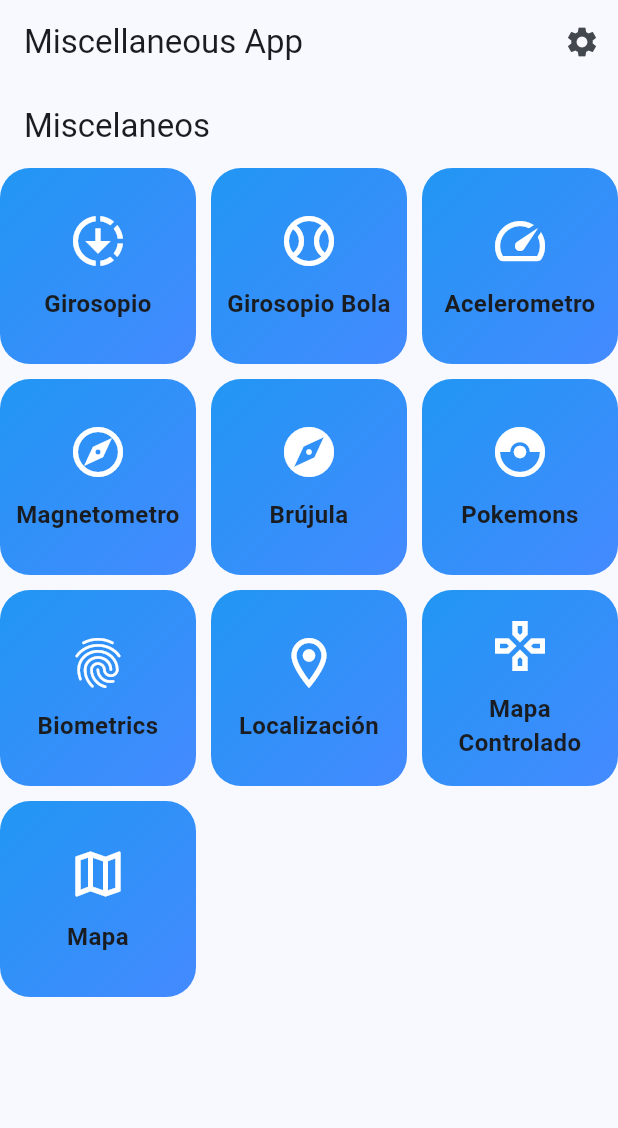
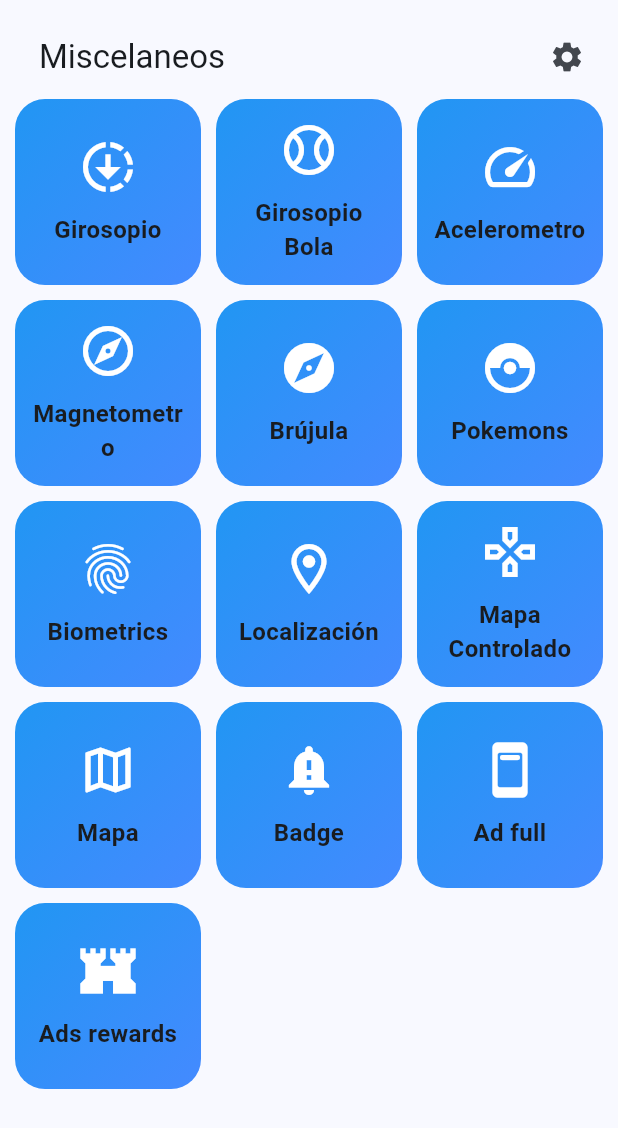
Before and after one commit to danireysan/miscellaneous_app, a Flutter app: the screen it shows after launch, on a phone screen of 412 x 824 dp. Shown: the top 1128 px of the screen. Run offline on Flutter 3.47's test engine with Material 2 defaults, Android fonts, the phone set to English and light mode, and no system bars; our stand-ins replace dio, flutter_compass, flutter_riverpod, geolocator, go_router, google_fonts and 5 more; missing offline and left inert: flutter_app_badger, quick_actions, workmanager.

Commit message:
created badges

```diff
--- a/lib/config/router/app_router.dart
+++ b/lib/config/router/app_router.dart
@@ -1,4 +1,7 @@
 import 'package:go_router/go_router.dart';
+import 'package:miscellaneous_app/presentation/screens/ads/add_fullscreen.dart';
+import 'package:miscellaneous_app/presentation/screens/ads/add_rewarded.dart';
+import 'package:miscellaneous_app/presentation/screens/badge/badge_screen.dart';
 import 'package:miscellaneous_app/presentation/screens/biometrics/biometrics_screen.dart';
 
 import '../../presentation/screens/pokemon/pokemon_screen.dart';
@@ -65,6 +68,18 @@ final router = GoRouter(
     GoRoute(
       path: ControlledMapScreen.routeName,
       builder: (context, state) => const ControlledMapScreen(),
+    ),
+    GoRoute(
+      path: BadgeScreen.routeName,
+      builder: (context, state) => const BadgeScreen(),
+    ),
+    GoRoute(
+      path: AdsFullScreen.routeName,
+      builder: (context, state) => const AdsFullScreen(),
+    ),
+    GoRoute(
+      path: AdsRewarded.routeName,
+      builder: (context, state) => const AdsRewarded(),
     )
   ],
 );
--- /dev/null
+++ b/lib/presentation/providers/badge/badge_provider.dart
@@ -0,0 +1,5 @@
+import 'package:flutter_riverpod/flutter_riverpod.dart';
+
+final badgeProvider = StateProvider<int>((ref) {
+  return 0;
+});
--- a/lib/presentation/screens/home/home_screen.dart
+++ b/lib/presentation/screens/home/home_screen.dart
@@ -10,8 +10,15 @@ class HomeScreen extends StatelessWidget {
   @override
   Widget build(BuildContext context) {
     return Scaffold(
-      appBar: AppBar(
-        title: const Text('Miscellaneous App'),
+      body: Column(
+        children: [
+          Expanded(
+            child: Padding(
+              padding: const EdgeInsets.all(10.0),
+              child: CustomScrollView(
+                slivers: [
+                  SliverAppBar(
+                    title: const Text('Miscelaneos'),
                     actions: [
                       IconButton(
                         onPressed: () {
@@ -21,12 +28,11 @@ class HomeScreen extends StatelessWidget {
                       ),
                     ],
                   ),
-      body: const CustomScrollView(
-        slivers: [
-          SliverAppBar(
-            title: Text('Miscelaneos'),
+                  const MainMenu(),
+                ],
               ),
-          MainMenu(),
+            ),
+          ),
         ],
       ),
     );
--- a/lib/widgets/shared/menu_main.dart
+++ b/lib/widgets/shared/menu_main.dart
@@ -1,7 +1,10 @@
 import 'package:flutter/material.dart';
 import 'package:go_router/go_router.dart';
 import 'package:miscellaneous_app/presentation/screens.dart';
+import 'package:miscellaneous_app/presentation/screens/ads/add_rewarded.dart';
 
+import '../../presentation/screens/ads/add_fullscreen.dart';
+import '../../presentation/screens/badge/badge_screen.dart';
 import '../../presentation/screens/biometrics/biometrics_screen.dart';
 import '../../presentation/screens/pokemon/pokemons_screen.dart';
 
@@ -68,6 +71,21 @@ const List<MenuItem> items = [
     icon: Icons.map_outlined,
     route: MapScreen.routeName,
   ),
+  MenuItem(
+    title: 'Badge',
+    icon: Icons.notification_important,
+    route: BadgeScreen.routeName,
+  ),
+  MenuItem(
+    title: 'Ad full',
+    icon: Icons.ad_units_rounded,
+    route: AdsFullScreen.routeName,
+  ),
+  MenuItem(
+    title: 'Ads rewards',
+    icon: Icons.fort_sharp,
+    route: AdsRewarded.routeName,
+  )
 ];
 
 class MainMenu extends StatelessWidget {
--- a/pubspec.yaml
+++ b/pubspec.yaml
@@ -20,6 +20,10 @@ dependencies:
   local_auth: ^2.1.7
   geolocator: ^10.1.0
   google_maps_flutter: ^2.5.0
+  quick_actions: ^1.0.6
+  flutter_app_badger: ^1.5.0
+  google_mobile_ads: ^3.1.0
+  workmanager: ^0.5.1
 
 dev_dependencies:
   flutter_test:
```
Also changed, not shown: lib/config/plugins/actions_plugin.dart (added, +41 -0 lines), lib/config/plugins/badge_plugin.dart (added, +24 -0 lines), lib/config/workmanager/callback_dispatcher.dart (added, +12 -0 lines), lib/main.dart (+10 -0 lines), lib/presentation/screens/ads/add_fullscreen.dart (added, +20 -0 lines), lib/presentation/screens/ads/add_rewarded.dart (added, +20 -0 lines), lib/presentation/screens/badge/badge_screen.dart (added, +50 -0 lines), pubspec.lock, 16 other files. Lines whose indentation alone changed are shown as unchanged.
